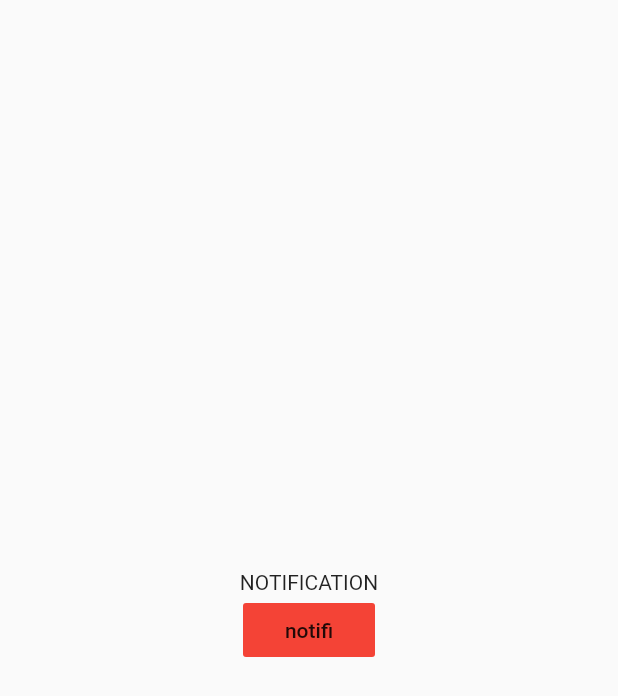
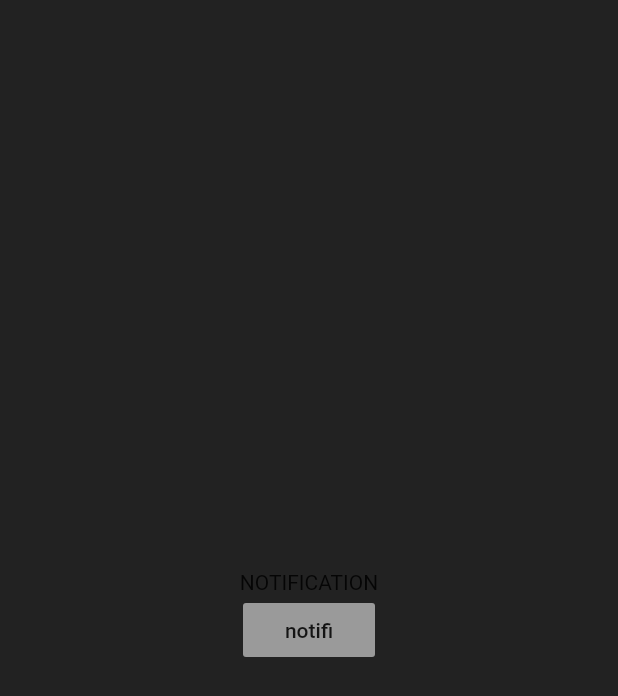
Before and after one commit to lvxduck/Messenger_clone, a Flutter app: the TestNotification screen opened directly, after a tap on "notifi", on a phone screen of 412 x 824 dp. Shown: the top 696 px of the screen. Run offline on Flutter 3.47's test engine with Material 2 defaults, Android fonts, the phone set to English and light mode, and no system bars; our stand-ins replace cloud_firestore, firebase_auth, firebase_core, firebase_storage, flutter_local_notifications, get and 2 more; accounts and stored records are empty.

Commit message:
darkMode switch button

```diff
--- a/lib/TestWidget.dart
+++ b/lib/TestWidget.dart
@@ -8,9 +8,10 @@ class TestNotification extends StatelessWidget {
 
   @override
   Widget build(BuildContext context) {
-    return Scaffold(
-      body: GetBuilder<MyTheme>(
-        builder: (_) => Container(
+    return GetBuilder<MyTheme>(
+      builder: (_) => Scaffold(
+        backgroundColor: _.primaryColor,
+        body: Container(
           alignment: AlignmentDirectional.center,
           child: Column(
             mainAxisAlignment: MainAxisAlignment.center,
@@ -19,7 +20,8 @@ class TestNotification extends StatelessWidget {
               FlatButton(
                 onPressed: () {
                   print("press");
-                  _.initThemeData(ThemeMode.dark);
+                  _.switchTheme();
+                  // _.initThemeData(ThemeMode.dark);
                 },
                 color: _.buttonColor,
                 child: Text("notifi"),
--- a/lib/controllers/homeController.dart
+++ b/lib/controllers/homeController.dart
@@ -86,9 +86,10 @@ class HomeController extends GetxController {
             currentUser.update((val) {});
 
             ///Notification
-            if (messages[messages.length - 1].uid != currentUser.value.uid)
+            if (messages[messages.length - 1].uid != currentUser.value.uid){
               _myNotification.displayNotification('New message', messages[messages.length - 1].content, room, i);
-            sortingRoom();
+              sortingRoom();
+            }
           }
         });
       }
--- a/lib/main.dart
+++ b/lib/main.dart
@@ -30,8 +30,8 @@ class MyApp extends StatelessWidget {
         primarySwatch: Colors.blue,
         visualDensity: VisualDensity.adaptivePlatformDensity,
       ),
-      // home: Splash(),
-      home: TestNotification(),
+      home: Splash(),
+      // home: TestNotification(),
     );
   }
 }
--- a/lib/screens/home.dart
+++ b/lib/screens/home.dart
@@ -3,18 +3,23 @@ import 'package:get/get.dart';
 import 'package:quickmessage/controllers/homeController.dart';
 import 'package:quickmessage/models/room.dart';
 import 'package:quickmessage/models/user.dart';
+import 'package:quickmessage/utils/myTheme.dart';
 import 'package:quickmessage/widgets/itemUserChat.dart';
 
 class Home extends StatelessWidget {
+
+  final HomeController controller = Get.put(HomeController());
+  final myTheme = Get.find<MyTheme>();
+
   @override
   Widget build(BuildContext context) {
-    final HomeController controller = Get.put(HomeController());
-    return Scaffold(
-      backgroundColor: Colors.black,
+    return GetBuilder<MyTheme>(builder: (myTheme)=>Scaffold(
+      backgroundColor: myTheme.primaryColor,
       appBar: AppBar(
-        backgroundColor: Colors.black,
+        backgroundColor: myTheme.primaryColor,
         automaticallyImplyLeading: false,
         title: getTitle(),
+        elevation: 0,
         leading: FlatButton(
           padding: EdgeInsets.all(0),
           onPressed: () {
@@ -24,13 +29,10 @@ class Home extends StatelessWidget {
             padding: EdgeInsets.only(left: 18),
             child: ClipRRect(
               borderRadius: BorderRadius.circular(200),
-              // radius: 18,
-              // backgroundColor: Colors.transparent,
               child: Obx(
                 () => controller.currentUser.value.urlPicture == null
                     ? Container()
                     : Image.network(
-                        // "https://encrypted-tbn0.gstatic.com/images?q=tbn:ANd9GcSlNyI5Bbsl1vq1BQjH9XA-Z4j0Kkk0cEpAnA&usqp=CAU"),
                         controller.currentUser.value.urlPicture,
                         height: 36,
                         width: 36,
@@ -58,12 +60,12 @@ class Home extends StatelessWidget {
                         itemBuilder: (context, index) {
                           Room room = controller.currentUser.value.rooms[index];
                           return itemUserChat(
-                            room: room,
-                            onClick: () {
-                              controller.openChatRoom(index);
-                            },
-                            index: index
-                          );
+                              room: room,
+                              onClick: () {
+                                controller.openChatRoom(index);
+                              },
+                              index: index,
+                          isDarkMode: myTheme.theme==ThemeMode.dark);
                         },
                       ),
               ),
@@ -71,7 +73,7 @@ class Home extends StatelessWidget {
           ),
         ),
       ),
-    );
+    ),);
   }
 
   Widget getTitle() {
@@ -80,11 +82,11 @@ class Home extends StatelessWidget {
       () => controller.currentUser.value.name == null
           ? Text(
               "Loading",
-              style: TextStyle(color: Colors.white),
+              style: TextStyle(color: myTheme.textColor),
             )
           : Text(
               controller.currentUser.value.name,
-              style: TextStyle(color: Colors.white),
+              style: TextStyle(color: myTheme.textColor),
             ),
     );
   }
@@ -101,17 +103,17 @@ class Home extends StatelessWidget {
           children: [
             Icon(
               Icons.search,
-              color: Colors.white30,
+              color: myTheme.hintTextColor,
               size: 24,
             ),
             Padding(padding: EdgeInsets.only(left: 10)),
             Text(
               "Search",
-              style: TextStyle(color: Colors.white54, fontSize: 16),
+              style: TextStyle(color: myTheme.hintTextColor, fontSize: 16),
             )
           ],
         ),
-        color: Colors.white12,
+        color: myTheme.textFieldColor,
         shape: new RoundedRectangleBorder(
           borderRadius: new BorderRadius.circular(30.0),
         ),
@@ -122,6 +124,7 @@ class Home extends StatelessWidget {
 
 class Search extends SearchDelegate<String> {
   HomeController controller = Get.find<HomeController>();
+  MyTheme myTheme = Get.find<MyTheme>();
 
   @override
   String get searchFieldLabel => 'Search';
@@ -129,14 +132,14 @@ class Search extends SearchDelegate<String> {
   @override
   ThemeData appBarTheme(BuildContext context) {
     return ThemeData(
-      primaryColor: Colors.black,
-      hintColor: Colors.white,
+      primaryColor: myTheme.primaryColor,
+      // hintColor: Colors.white,
       inputDecorationTheme: InputDecorationTheme(
-        hintStyle: TextStyle(color: Colors.white24),
+        hintStyle: TextStyle(color: myTheme.hintTextColor),
       ),
       textTheme: TextTheme(
         headline6: TextStyle(
-          color: Colors.white,
+          color: myTheme.textColor,
           fontSize: 20.0,
         ),
       ),
@@ -177,7 +180,7 @@ class Search extends SearchDelegate<String> {
 
   Widget widgetListSuggestions(List<UserChat> suggestionList) {
     return Container(
-      color: Colors.black,
+      color: myTheme.primaryColor,
       child: ListView.builder(
         itemCount: suggestionList.length,
         itemBuilder: (context, index) {
@@ -185,9 +188,10 @@ class Search extends SearchDelegate<String> {
             name: suggestionList[index].name,
             urlPicture: suggestionList[index].urlPicture,
             isConnected: true,
-            onClick: (){
+            onClick: () {
               controller.createOrOpenNewRoom(suggestionList[index]);
             },
+            isDarkMode: myTheme.theme==ThemeMode.dark,
           );
         },
       ),
--- a/lib/utils/myTheme.dart
+++ b/lib/utils/myTheme.dart
@@ -1,4 +1,3 @@
-
 import 'package:flutter/material.dart';
 import 'package:get/get.dart';
 import 'package:shared_preferences/shared_preferences.dart';
@@ -6,39 +5,74 @@ import 'package:shared_preferences/shared_preferences.dart';
 // enum MyThemeMode{DarkMode, LightMode}
 
 class MyTheme extends GetxController {
+  SharedPreferences prefs;
+  ThemeMode theme;
 
-  SharedPreferences prefs;
-  ThemeMode theme ;
+  Color primaryColor;
+  Color primaryOverlayColor;
+  Color buttonColor;
+  Color textColor;
+  Color hintTextColor;
 
- Color buttonColor;
- Color textColor;
- Color hintTextColor;
- // Color buttonColor;
- // Color buttonColor;
+  Color textFieldColor;
 
-  MyTheme(){
-    // theme = ThemeMode.DarkMode;
-    print("init myTheme");
+  // TextStyle
+  // Color buttonColor;
+  // Color buttonColor;
 
-    buttonColor = Colors.red;
-  }
-
-  initThemeData(ThemeMode mode){
-    switch(mode){
+  _initThemeData(ThemeMode mode) {
+    switch (mode) {
       case ThemeMode.system:
         break;
       case ThemeMode.light:
-        buttonColor = Colors.black87;
+        primaryColor = Colors.white;
+        buttonColor = Colors.black54;
+        textColor = Colors.black;
+        hintTextColor = Colors.black38;
+        primaryOverlayColor = Colors.white38;
+        textFieldColor = Colors.black12;
         break;
       case ThemeMode.dark:
+        primaryColor = Colors.black87;
+        buttonColor = Colors.white54;
+        textColor = Colors.white;
+        hintTextColor = Colors.white30;
+        primaryOverlayColor = Colors.black38;
+        textFieldColor = Colors.white12;
         break;
     }
     update();
   }
 
+  MyTheme() {
+    // theme = ThemeMode.DarkMode;
+    print("init myTheme");
+    init();
+
+    buttonColor = Colors.red;
+  }
+
+  void switchTheme() {
+    if (theme == ThemeMode.light) {
+      theme = ThemeMode.dark;
+      prefs.setInt("theme", 1);
+    } else {
+      prefs.setInt("theme", 0);
+      theme = ThemeMode.light;
+    }
+    print("switch to ${theme.toString()}");
+    _initThemeData(theme);
+  }
 
 
-  // init() async {
-  //   prefs = await SharedPreferences.getInstance();
-  // }
+  init() async {
+    prefs = await SharedPreferences.getInstance();
+    if (prefs.getInt("theme") == 0 || prefs.getInt("theme") == null) {
+      theme = ThemeMode.light;
+    } else {
+      theme = ThemeMode.dark;
+    }
+    print("Init theme: " + theme.toString());
+    _initThemeData(theme);
+  }
 }
--- a/lib/widgets/myTextField.dart
+++ b/lib/widgets/myTextField.dart
@@ -22,7 +22,7 @@ Widget myFlatButton({onPressed, String content}){
   return FlatButton(
     minWidth: 200,
     height: 42,
-    child: Text(content, style: TextStyle(color: Colors.white),),
+    child: Text(content, style: TextStyle(color: Colors.white, fontSize: 18),),
     onPressed: onPressed,
     color: Colors.lightBlue[700],
     shape: RoundedRectangleBorder(
```
Also changed, not shown: lib/screens/chat.dart (+18 -10 lines), lib/screens/profile.dart (+29 -13 lines), lib/screens/setting.dart (+39 -15 lines), lib/widgets/bottomBarChat.dart (+28 -11 lines), lib/widgets/itemMessage.dart (+6 -5 lines), lib/widgets/itemUserChat.dart (+13 -13 lines), lib/widgets/listMessage.dart (+4 -3 lines).
